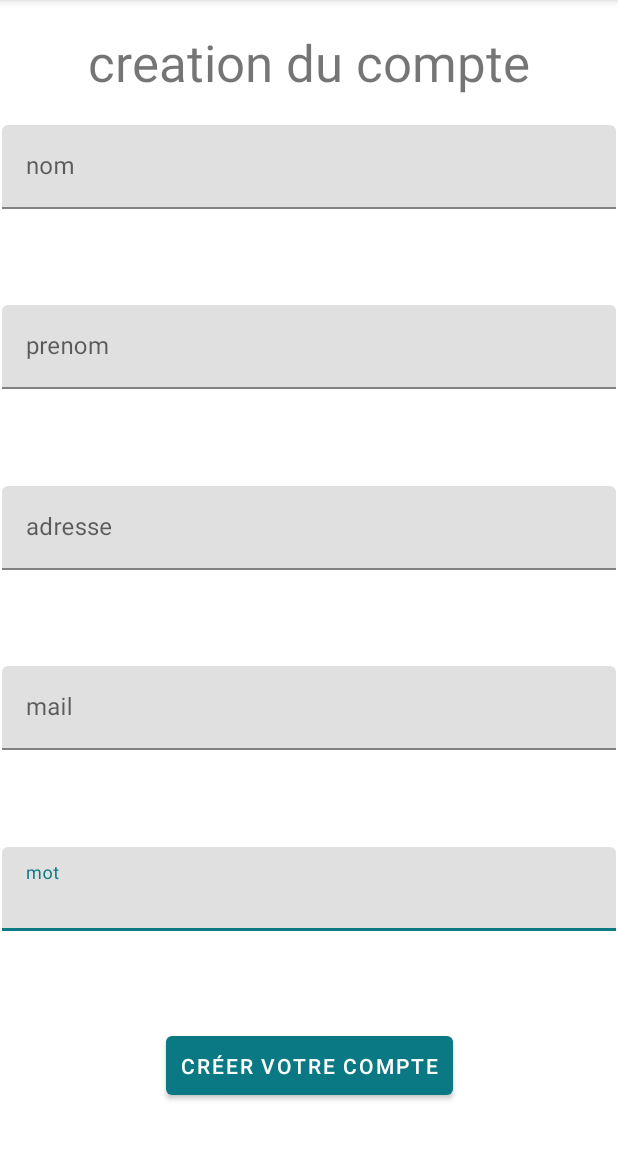
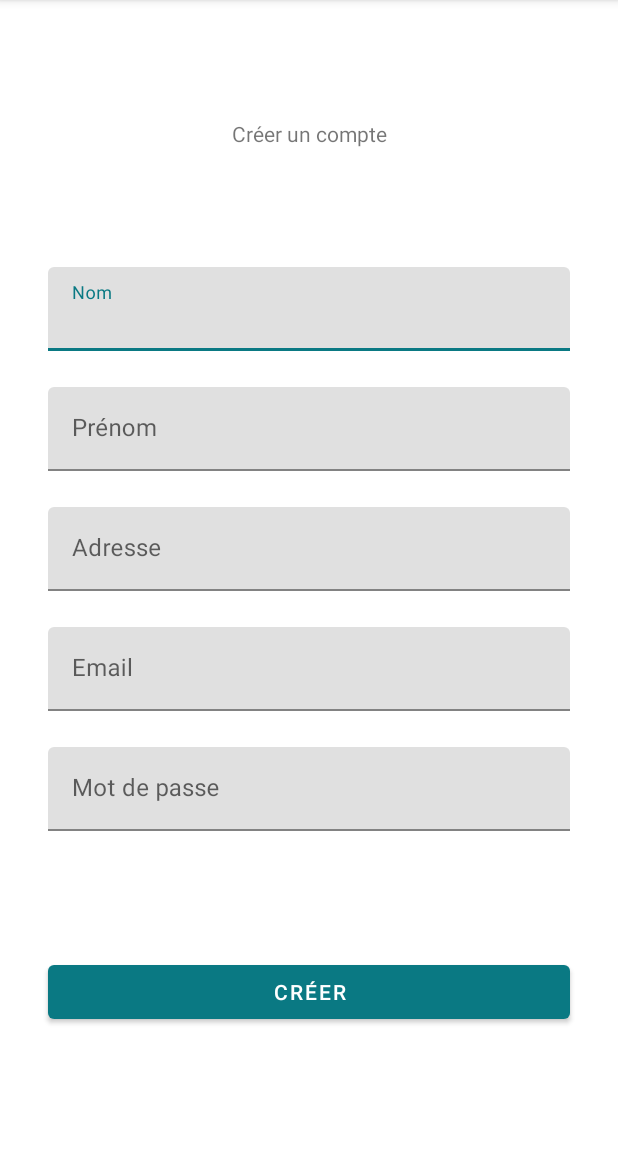
Before and after one commit to ChloeBlt/AndroidERestaurant, an Android app: the RegisterActivity screen opened directly, with no data from a screen before it, on a phone screen of 412 x 824 dp, the part 84-1236 px from its top. Run offline under Robolectric (Android 15) with nearby library versions, the phone set to English and light mode, and no system bars; our stand-ins replace Volley; network calls fail.

Commit message:
login & register

```diff
--- a/app/src/main/java/fr/isen/banliat/androiderestaurant/LoginActivity.kt
+++ b/app/src/main/java/fr/isen/banliat/androiderestaurant/LoginActivity.kt
@@ -1,10 +1,9 @@
 package fr.isen.banliat.androiderestaurant
 
+import android.content.Intent
 import androidx.appcompat.app.AppCompatActivity
 import android.os.Bundle
 import android.widget.Toast
-import fr.isen.banliat.androiderestaurant.databinding.ActivityHomeBinding
-
 import fr.isen.banliat.androiderestaurant.databinding.ActivityLoginBinding
 
 class LoginActivity : AppCompatActivity() {
@@ -20,14 +19,15 @@ class LoginActivity : AppCompatActivity() {
 
         binding.btnLogin.setOnClickListener {
 
-            if(binding.edUsername.text.trim().isNotEmpty() || binding.edPassword.text.trim().isNotEmpty()){
-                Toast.makeText(this, "Input provided", Toast.LENGTH_SHORT).show()
-            }else{
-                Toast.makeText(this, "Input required", Toast.LENGTH_SHORT).show()
-
+            if (binding.edMail.text.trim().isNotEmpty() || binding.edPassword.text.trim().isNotEmpty()) {
+                Toast.makeText(this, "entrer les informations nécessaires", Toast.LENGTH_SHORT).show()
+            } else {
+                Toast.makeText(this, "champ vide", Toast.LENGTH_SHORT).show()
             }
-
         }
-
+        binding.registerTxt.setOnClickListener {
+            val intent = Intent (this, RegisterActivity::class.java)
+            startActivity(intent)
+        }
     }
 }
--- a/app/src/main/java/fr/isen/banliat/androiderestaurant/RegisterActivity.kt
+++ b/app/src/main/java/fr/isen/banliat/androiderestaurant/RegisterActivity.kt
@@ -2,10 +2,76 @@ package fr.isen.banliat.androiderestaurant
 
 import androidx.appcompat.app.AppCompatActivity
 import android.os.Bundle
+import android.util.Log
+import android.widget.Toast
+import com.android.volley.Request
+import com.android.volley.toolbox.JsonObjectRequest
+import com.android.volley.toolbox.Volley
+import com.google.gson.Gson
+import org.json.JSONObject
+import fr.isen.banliat.androiderestaurant.databinding.ActivityRegisterBinding
+
+
 
 class RegisterActivity : AppCompatActivity() {
+
+    private lateinit var binding: ActivityRegisterBinding
+
     override fun onCreate(savedInstanceState: Bundle?) {
         super.onCreate(savedInstanceState)
         setContentView(R.layout.activity_register)
+
+        binding = ActivityRegisterBinding.inflate(layoutInflater)
+        setContentView(binding.root)
+
+        val lastName = binding.lastName.text.toString()
+        val firstName = binding.firstName.text.toString()
+        val address = binding.address.text.toString()
+        val email = binding.email.text.toString()
+        val password = binding.password.text.toString()
+
+
+        binding.createBtn.setOnClickListener {
+            if (lastName.isEmpty()) {
+                Toast.makeText(this, "Entrer un nom", Toast.LENGTH_LONG).show()
+            } else if (firstName.isEmpty()) {
+                Toast.makeText(this, "Entrer un prénom", Toast.LENGTH_LONG).show()
+            } else if (address.isEmpty()) {
+                Toast.makeText(this, "Entrer une adress", Toast.LENGTH_LONG).show()
+            } else if (email.isEmpty()) {
+                Toast.makeText(this, "Entrer une adresse mail", Toast.LENGTH_LONG).show()
+            } else if (password.isEmpty()) {
+                Toast.makeText(this, "Entrer un mot de passe", Toast.LENGTH_LONG).show()
+            } else {
+                Toast.makeText(this, "Compte créer", Toast.LENGTH_LONG).show()
+            }
+        }
+
+
+
+        /*
+        //request POST
+
+        val url = "http://test.api.catering.bluecodegames.com/user/register"
+        val jsonObject = JSONObject()
+            jsonObject.put("id_shop", 1)
+            jsonObject.put("firstname", firstName)
+            jsonObject.put("lastname", lastName)
+            jsonObject.put("address", address)
+            jsonObject.put("email", email)
+            jsonObject.put("password", password)
+
+            val jsonRequest = JsonObjectRequest(
+                Request.Method.POST, url, jsonObject, { response ->
+                    var gson = Gson()
+                    Log.d("", "message")
+                }, {
+                    Log.e("", "erreur lors de la récupération de la liste des plats")
+                })
+            Volley.newRequestQueue(this).add(jsonRequest)
+
+         */
+        }
+
+
     }
-}
--- a/app/src/main/java/fr/isen/banliat/androiderestaurant/data/Result.kt
+++ /dev/null
@@ -1,18 +0,0 @@
-package fr.isen.banliat.androiderestaurant.data
-
-/**
- * A generic class that holds a value with its loading status.
- * @param <T>
- */
-sealed class Result<out T : Any> {
-
-    data class Success<out T : Any>(val data: T) : Result<T>()
-    data class Error(val exception: Exception) : Result<Nothing>()
-
-    override fun toString(): String {
-        return when (this) {
-            is Success<*> -> "Success[data=$data]"
-            is Error -> "Error[exception=$exception]"
-        }
-    }
-}
--- /dev/null
+++ b/app/src/main/java/fr/isen/banliat/androiderestaurant/model/UserRegister.kt
@@ -0,0 +1,4 @@
+package fr.isen.banliat.androiderestaurant.model
+
+class UserRegister {
+}
--- a/app/src/main/res/layout/activity_login.xml
+++ b/app/src/main/res/layout/activity_login.xml
@@ -13,13 +13,13 @@
         android:text="Login"
         android:textSize="34sp"
         android:textStyle="bold"
-        app:layout_constraintBottom_toTopOf="@id/tvUsername"
+        app:layout_constraintBottom_toTopOf="@id/mailCase"
         app:layout_constraintEnd_toEndOf="parent"
         app:layout_constraintStart_toStartOf="parent"
         app:layout_constraintTop_toTopOf="parent" />
 
     <com.google.android.material.textfield.TextInputLayout
-        android:id="@+id/tvUsername"
+        android:id="@+id/mailCase"
         android:layout_width="match_parent"
         android:layout_height="wrap_content"
         app:layout_constraintTop_toTopOf="parent"
@@ -30,7 +30,7 @@
         android:layout_marginEnd="30dp">
 
         <EditText
-            android:id="@+id/edUsername"
+            android:id="@+id/edMail"
             android:layout_width="match_parent"
             android:layout_height="wrap_content"
             android:hint="Email"
@@ -47,7 +47,7 @@
         android:layout_marginEnd="30dp"
         app:layout_constraintEnd_toEndOf="parent"
         app:layout_constraintStart_toStartOf="parent"
-        app:layout_constraintTop_toBottomOf="@id/tvUsername">
+        app:layout_constraintTop_toBottomOf="@id/mailCase">
 
         <EditText
             android:id="@+id/edPassword"
@@ -72,5 +72,16 @@
         app:layout_constraintTop_toBottomOf="@id/tvPassword"
         tools:layout_editor_absoluteX="30dp" />
 
+    <TextView
+        android:id="@+id/registerTxt"
+        android:layout_width="wrap_content"
+        android:layout_height="wrap_content"
+        android:text="vous n'avez pas de compte ?"
+        app:layout_constraintBottom_toTopOf="@+id/btnLogin"
+        app:layout_constraintEnd_toEndOf="parent"
+        app:layout_constraintStart_toStartOf="parent"
+        app:layout_constraintTop_toBottomOf="@+id/tvPassword"
+        android:padding="10dp"/>
+
 
 </androidx.constraintlayout.widget.ConstraintLayout>
--- a/app/src/main/res/layout/activity_register.xml
+++ b/app/src/main/res/layout/activity_register.xml
@@ -7,124 +7,118 @@
     android:layout_height="match_parent"
     tools:context=".RegisterActivity">
 
-    <Button
-        android:id="@+id/createAccountBtn"
-        android:layout_width="wrap_content"
+
+    <com.google.android.material.textfield.TextInputLayout
+        android:id="@+id/textInputLayout"
+        android:layout_width="match_parent"
         android:layout_height="wrap_content"
-        android:layout_marginBottom="32dp"
-        android:padding="10dp"
-        android:text="@string/cr_er_votre_compte"
+        android:layout_marginStart="32dp"
+        android:layout_marginEnd="32dp"
         app:layout_constraintBottom_toBottomOf="parent"
         app:layout_constraintEnd_toEndOf="parent"
-        app:layout_constraintStart_toStartOf="parent" />
-
-    <com.google.android.material.textfield.TextInputLayout
-        android:id="@+id/passwordUser"
-        android:layout_width="409dp"
-        android:layout_height="wrap_content"
-        android:layout_marginStart="24dp"
-        android:layout_marginEnd="24dp"
-        app:layout_constraintBottom_toTopOf="@+id/createAccountBtn"
-        app:layout_constraintEnd_toEndOf="parent"
         app:layout_constraintStart_toStartOf="parent"
-        app:layout_constraintTop_toBottomOf="@+id/mailUser">
+        app:layout_constraintTop_toTopOf="parent"
+        app:layout_constraintVertical_bias="0.25">
 
         <com.google.android.material.textfield.TextInputEditText
-            android:id="@+id/passwordUserEdit"
+            android:id="@+id/lastName"
             android:layout_width="match_parent"
-            android:layout_height="match_parent"
-            android:hint="@string/mot"
-            tools:ignore="TextContrastCheck" />
+            android:layout_height="wrap_content"
+            android:hint="Nom" />
     </com.google.android.material.textfield.TextInputLayout>
 
     <com.google.android.material.textfield.TextInputLayout
-        android:id="@+id/mailUser"
-        android:layout_width="409dp"
+        android:id="@+id/textInputLayout2"
+        android:layout_width="match_parent"
         android:layout_height="wrap_content"
-        android:layout_marginStart="24dp"
-        android:layout_marginEnd="24dp"
-        app:layout_constraintBottom_toTopOf="@+id/passwordUser"
+        android:layout_marginStart="32dp"
+        android:layout_marginTop="24dp"
+        android:layout_marginEnd="32dp"
         app:layout_constraintEnd_toEndOf="parent"
         app:layout_constraintStart_toStartOf="parent"
-        app:layout_constraintTop_toBottomOf="@+id/adressUser">
+        app:layout_constraintTop_toBottomOf="@+id/textInputLayout">
 
         <com.google.android.material.textfield.TextInputEditText
-            android:id="@+id/mailUserEdit"
+            android:id="@+id/firstName"
             android:layout_width="match_parent"
-            android:layout_height="match_parent"
-            android:hint="@string/mail"
-            tools:ignore="TextContrastCheck" />
+            android:layout_height="wrap_content"
+            android:hint="Prénom" />
     </com.google.android.material.textfield.TextInputLayout>
 
     <com.google.android.material.textfield.TextInputLayout
-        android:id="@+id/adressUser"
-        android:layout_width="409dp"
+        android:id="@+id/textInputLayout3"
+        android:layout_width="match_parent"
         android:layout_height="wrap_content"
-        android:layout_marginStart="24dp"
-        android:layout_marginEnd="24dp"
-        app:layout_constraintBottom_toTopOf="@+id/mailUser"
+        android:layout_marginStart="32dp"
+        android:layout_marginTop="24dp"
+        android:layout_marginEnd="32dp"
         app:layout_constraintEnd_toEndOf="parent"
         app:layout_constraintStart_toStartOf="parent"
-        app:layout_constraintTop_toBottomOf="@+id/firstNameUser">
+        app:layout_constraintTop_toBottomOf="@+id/textInputLayout2">
 
         <com.google.android.material.textfield.TextInputEditText
-            android:id="@+id/adressUserEdit"
+            android:id="@+id/address"
             android:layout_width="match_parent"
             android:layout_height="wrap_content"
-            android:hint="@string/adresse"
-            tools:ignore="TextContrastCheck" />
+            android:hint="Adresse" />
     </com.google.android.material.textfield.TextInputLayout>
 
     <com.google.android.material.textfield.TextInputLayout
-        android:id="@+id/firstNameUser"
-        android:layout_width="409dp"
+        android:id="@+id/textInputLayout4"
+        android:layout_width="match_parent"
         android:layout_height="wrap_content"
         android:layout_marginStart="32dp"
+        android:layout_marginTop="24dp"
         android:layout_marginEnd="32dp"
-        app:layout_constraintBottom_toTopOf="@+id/adressUser"
         app:layout_constraintEnd_toEndOf="parent"
         app:layout_constraintStart_toStartOf="parent"
-        app:layout_constraintTop_toBottomOf="@+id/nameUser">
+        app:layout_constraintTop_toBottomOf="@+id/textInputLayout3">
 
         <com.google.android.material.textfield.TextInputEditText
-            android:id="@+id/firstNameUserEdit"
+            android:id="@+id/email"
             android:layout_width="match_parent"
             android:layout_height="wrap_content"
-            android:hint="@string/prenom"
-            tools:ignore="TextContrastCheck" />
+            android:hint="Email" />
     </com.google.android.material.textfield.TextInputLayout>
 
     <com.google.android.material.textfield.TextInputLayout
-        android:id="@+id/nameUser"
-        android:layout_width="409dp"
+        android:id="@+id/textInputLayout5"
+        android:layout_width="match_parent"
         android:layout_height="wrap_content"
         android:layout_marginStart="32dp"
+        android:layout_marginTop="24dp"
         android:layout_marginEnd="32dp"
-        app:layout_constraintBottom_toTopOf="@+id/firstNameUser"
         app:layout_constraintEnd_toEndOf="parent"
         app:layout_constraintStart_toStartOf="parent"
-        app:layout_constraintTop_toTopOf="@+id/createTxt">
+        app:layout_constraintTop_toBottomOf="@+id/textInputLayout4">
 
         <com.google.android.material.textfield.TextInputEditText
-            android:id="@+id/nameUserEdit"
+            android:id="@+id/password"
             android:layout_width="match_parent"
             android:layout_height="wrap_content"
-            android:hint="@string/nom"
-            tools:ignore="TextContrastCheck,TextContrastCheck" />
+            android:hint="Mot de passe" />
     </com.google.android.material.textfield.TextInputLayout>
 
     <TextView
-        android:id="@+id/createTxt"
+        android:id="@+id/registerHeader"
         android:layout_width="wrap_content"
         android:layout_height="wrap_content"
-        android:layout_marginTop="32dp"
-        android:layout_marginBottom="32dp"
-        android:text="@string/creation_du_compte"
-        android:textSize="34sp"
-        app:layout_constraintBottom_toTopOf="@+id/nameUser"
+        android:text="Créer un compte"
+        app:layout_constraintBottom_toTopOf="@+id/textInputLayout"
         app:layout_constraintEnd_toEndOf="parent"
         app:layout_constraintStart_toStartOf="parent"
         app:layout_constraintTop_toTopOf="parent" />
 
+    <Button
+        android:id="@+id/createBtn"
+        android:layout_width="match_parent"
+        android:layout_height="wrap_content"
+        android:layout_marginStart="32dp"
+        android:layout_marginEnd="32dp"
+        android:text="créer"
+        app:layout_constraintBottom_toBottomOf="parent"
+        app:layout_constraintEnd_toEndOf="parent"
+        app:layout_constraintStart_toStartOf="parent"
+        app:layout_constraintTop_toBottomOf="@+id/textInputLayout5" />
 
 </androidx.constraintlayout.widget.ConstraintLayout>
```
